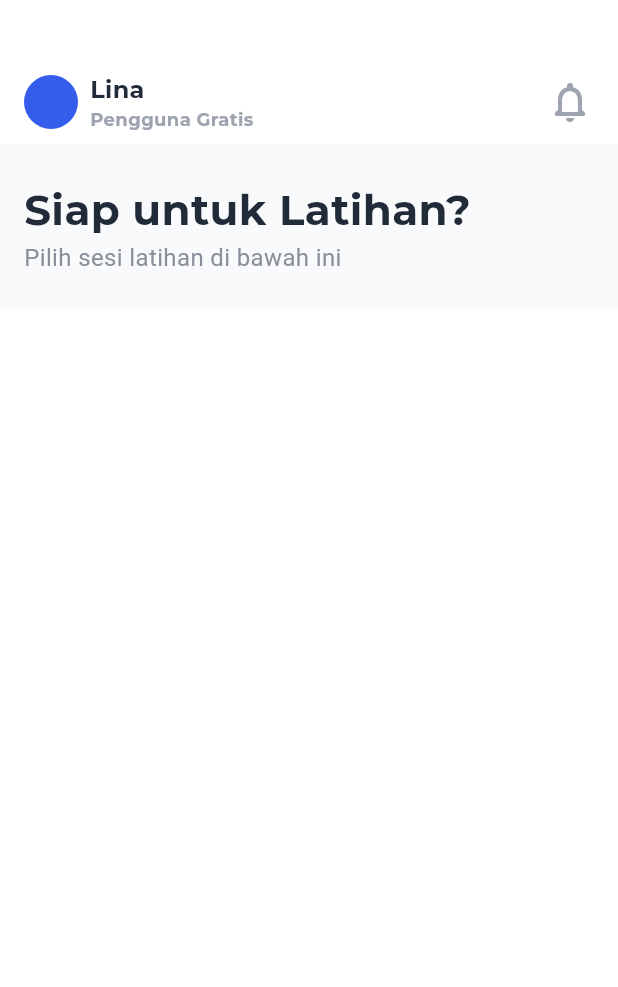
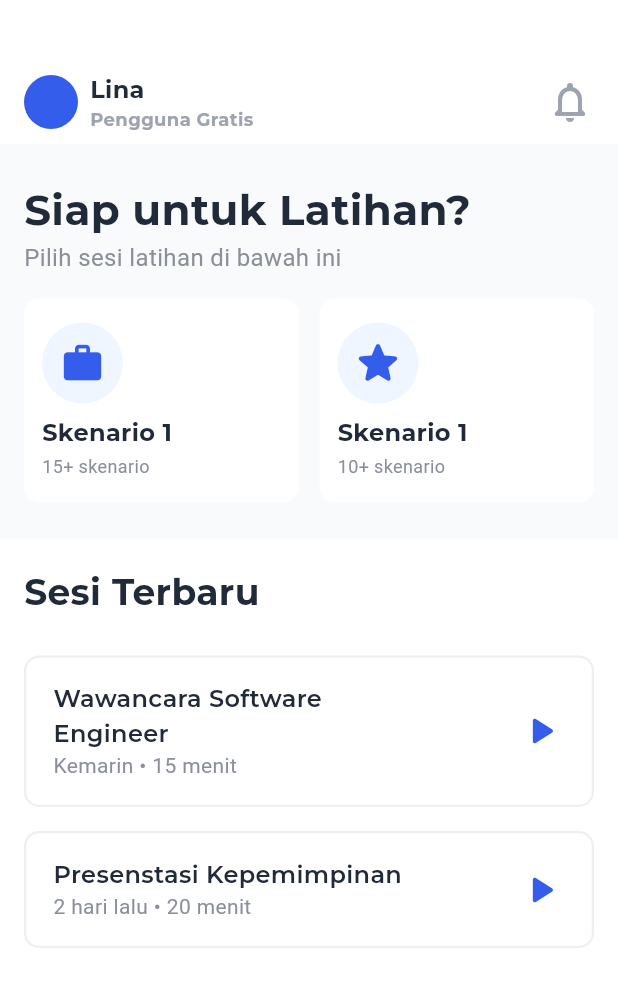
Before and after one commit to agungkurniawanid/speech_to_speech_evenlabs_app, a Flutter app: the DetailTrainPage screen opened directly, on a phone screen of 412 x 824 dp. Shown: the top 987 px of the screen. Run offline on Flutter 3.47's test engine with Material 3 defaults, Android fonts, the light colour scheme and no system bars; our stand-ins replace flutter_dotenv, flutter_riverpod, google_fonts, just_audio.

Commit message:
feat: add hero section and content section at  detail train page

```diff
--- a/lib/pages/detail/detail_train_page.dart
+++ b/lib/pages/detail/detail_train_page.dart
@@ -5,6 +5,18 @@ import 'package:speech_to_speech_evenlabs/shared/theme.dart';
 
 class DetailTrainPage extends ConsumerWidget {
   DetailTrainPage({super.key});
+  final List<Map<String, dynamic>> recentSessions = [
+    {
+      'title': 'Wawancara Software Engineer',
+      'subtitle': 'Kemarin • 15 menit',
+      'icon': Icons.mic_none_sharp,
+    },
+    {
+      'title': 'Presenstasi Kepemimpinan',
+      'subtitle': '2 hari lalu • 20 menit',
+      'icon': Icons.speaker_notes_outlined,
+    },
+  ];
 
   @override
   Widget build(BuildContext context, WidgetRef ref) {
@@ -19,6 +31,7 @@ class DetailTrainPage extends ConsumerWidget {
             children: [
               titleSection('Lina', true),
               heroSection(),
+              contentSection(context),
               // heroSection(name: 'Lina'),
               // trainVariantSection(context, true),
               // trainVariantSection(context, false),
@@ -116,48 +129,196 @@ class DetailTrainPage extends ConsumerWidget {
               fontSize: 16,
             ),
           ),
+          SizedBox(height: 16),
+          Container(
+            width: double.infinity,
+            child: Row(
+              children: [
+                cardSkenario(
+                  title: 'Skenario 1',
+                  subTitle: '15',
+                  icon: Icons.work_rounded,
+                  sizeIcon: 30,
+                ),
+                SizedBox(width: 14),
+                cardSkenario(
+                  title: 'Skenario 1',
+                  subTitle: '10',
+                  icon: Icons.star_rounded,
+                  sizeIcon: 36,
+                ),
+              ],
+            ),
+          ),
         ],
       ),
     );
   }
 
-  Widget cardCarousel() {
+  Widget contentSection(BuildContext context) {
     return Container(
       width: double.infinity,
-      margin: EdgeInsets.only(top: 16, bottom: 16, left: 8, right: 8),
-      child: ListView.builder(
-        scrollDirection: Axis.horizontal,
-        itemCount: 2,
-        itemBuilder: (context, index) {
-          return Container(
-            margin: EdgeInsets.only(right: 16),
-            decoration: BoxDecoration(
-              color: whiteColor,
-              borderRadius: BorderRadius.circular(12),
-              // boxShadow: [
-              //   BoxShadow(
-              //     color: lightGreyColor,
-              //     spreadRadius: 2,
-              //     blurRadius: 5,
-              //   ),
-              // ],
+      padding: EdgeInsets.only(left: 16, right: 16, top: 18),
+      child: Column(
+        crossAxisAlignment: CrossAxisAlignment.start,
+        children: [
+          Text(
+            'Sesi Terbaru',
+            style: GoogleFonts.montserrat(
+              color: blackColor,
+              fontWeight: bold,
+              fontSize: 24,
             ),
-            // child: Column(
-            //   mainAxisAlignment: MainAxisAlignment.center,
-            //   crossAxisAlignment: CrossAxisAlignment.center,
-            //   children: [
-            //     Text(
-            //       'Wawacara Kerja',
-            //       style: GoogleFonts.montserrat(
-            //         color: blackColor,
-            //         fontWeight: bold,
-            //         fontSize: 16,
-            //       ),
-            //     ),
-            //   ],
-            // ),
-          );
-        },
+          ),
+          trainVariantSection(context),
+        ],
+      ),
+    );
+  }
+
+  Widget cardSkenario({
+    required String title,
+    required String subTitle,
+    required IconData icon,
+    required int sizeIcon,
+  }) {
+    return Expanded(
+      child: Container(
+        padding: EdgeInsets.symmetric(horizontal: 12, vertical: 16),
+        decoration: BoxDecoration(
+          borderRadius: BorderRadius.circular(10),
+          color: whiteColor,
+        ),
+        child: Column(
+          crossAxisAlignment: CrossAxisAlignment.start,
+          children: [
+            circleIcon(
+              icon: icon,
+              colorBg: lightBlueColor,
+              iconColor: blueColor,
+              sizeIcon: sizeIcon,
+            ),
+            SizedBox(height: 8),
+            Text(
+              title ?? 'Skenario 1',
+              style: GoogleFonts.montserrat(
+                color: blackColor,
+                fontWeight: bold,
+                fontSize: 16,
+              ),
+            ),
+            SizedBox(height: 2),
+            Text(
+              '${subTitle}+ skenario',
+              style: GoogleFonts.roboto(
+                color: greyColor,
+                fontWeight: regular,
+                fontSize: 12,
+              ),
+            ),
+          ],
+        ),
+      ),
+    );
+  }
+
+  Widget circleIcon({
+    required IconData icon,
+    required Color colorBg,
+    required Color iconColor,
+    required int sizeIcon,
+  }) {
+    return Container(
+      width: 54,
+      height: 54,
+      decoration: BoxDecoration(shape: BoxShape.circle, color: colorBg),
+      child: Icon(icon, color: iconColor, size: sizeIcon.toDouble()),
+    );
+  }
+
+  Widget trainVariantSection(BuildContext context) {
+    final data = recentSessions;
+    return Container(
+      width: double.infinity,
+      padding: EdgeInsets.only(top: 18),
+      child: Column(
+        crossAxisAlignment: CrossAxisAlignment.start,
+        children: [
+          SizedBox(height: 8),
+          ...List.generate(
+            data.length,
+            (index) => Padding(
+              padding: EdgeInsets.only(bottom: 16),
+              child: cardChoice(
+                title: data[index]['title'],
+                subtitle: data[index]['subtitle'],
+                context: context,
+                icon: data[index]['icon'],
+              ),
+            ),
+          ),
+        ],
+      ),
+    );
+  }
+
+  Widget cardChoice({
+    required String title,
+    required String subtitle,
+    required BuildContext context,
+    required IconData icon,
+  }) {
+    return InkWell(
+      borderRadius: BorderRadius.circular(10),
+      onTap: () {
+        ScaffoldMessenger.of(context).showSnackBar(
+          SnackBar(
+            content: Text('Fitur session ready.'),
+            duration: Duration(seconds: 2),
+          ),
+        );
+      },
+      child: Container(
+        padding: EdgeInsets.symmetric(horizontal: 18, vertical: 16),
+        decoration: BoxDecoration(
+          borderRadius: BorderRadius.circular(10),
+          border: BoxBorder.all(color: lightGreyColor, width: 1.5),
+        ),
+        child: Row(
+          mainAxisAlignment: MainAxisAlignment.spaceBetween,
+          children: [
+            Container(
+              constraints: BoxConstraints(
+                maxWidth: MediaQuery.of(context).size.width * 0.6,
+              ),
+              child: Column(
+                crossAxisAlignment: CrossAxisAlignment.start,
+                children: [
+                  Text(
+                    '$title',
+                    softWrap: true,
+                    textAlign: TextAlign.start,
+                    style: GoogleFonts.montserrat(
+                      color: blackColor,
+                      fontWeight: semiBold,
+                      fontSize: 16,
+                    ),
+                  ),
+                  Text(
+                    '$subtitle',
+                    softWrap: true,
+                    style: GoogleFonts.roboto(
+                      color: greyColor,
+                      fontWeight: regular,
+                      fontSize: 14,
+                    ),
+                  ),
+                ],
+              ),
+            ),
+            Icon(Icons.play_arrow_rounded, color: blueColor, size: 32),
+          ],
+        ),
       ),
     );
   }
```
